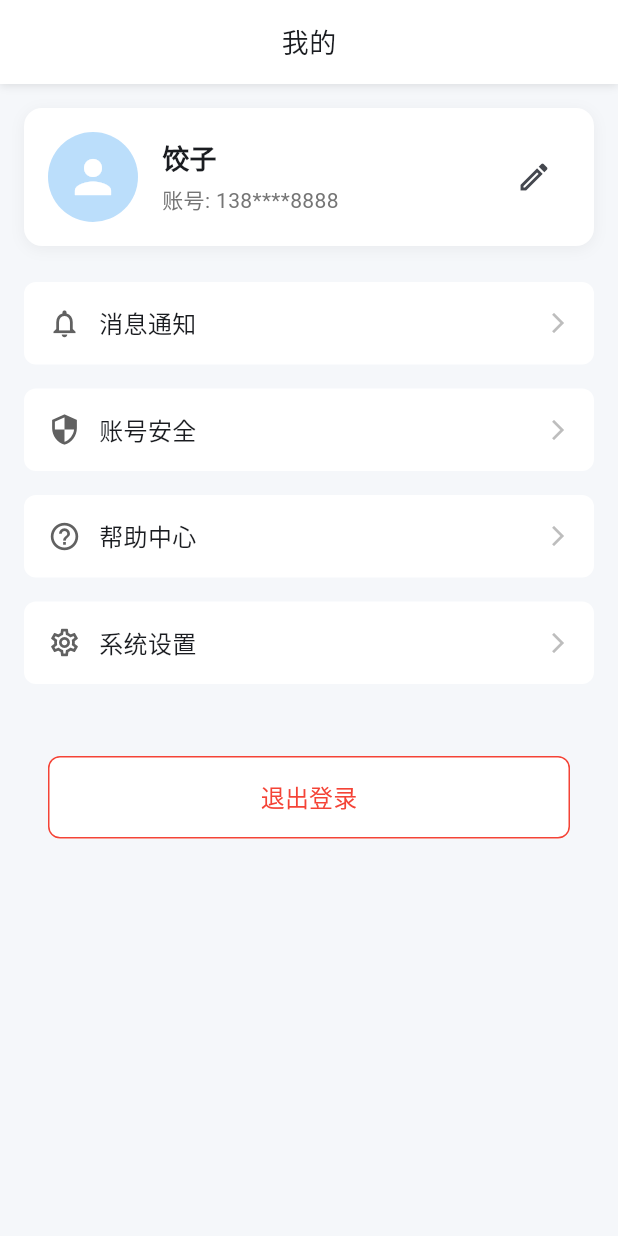
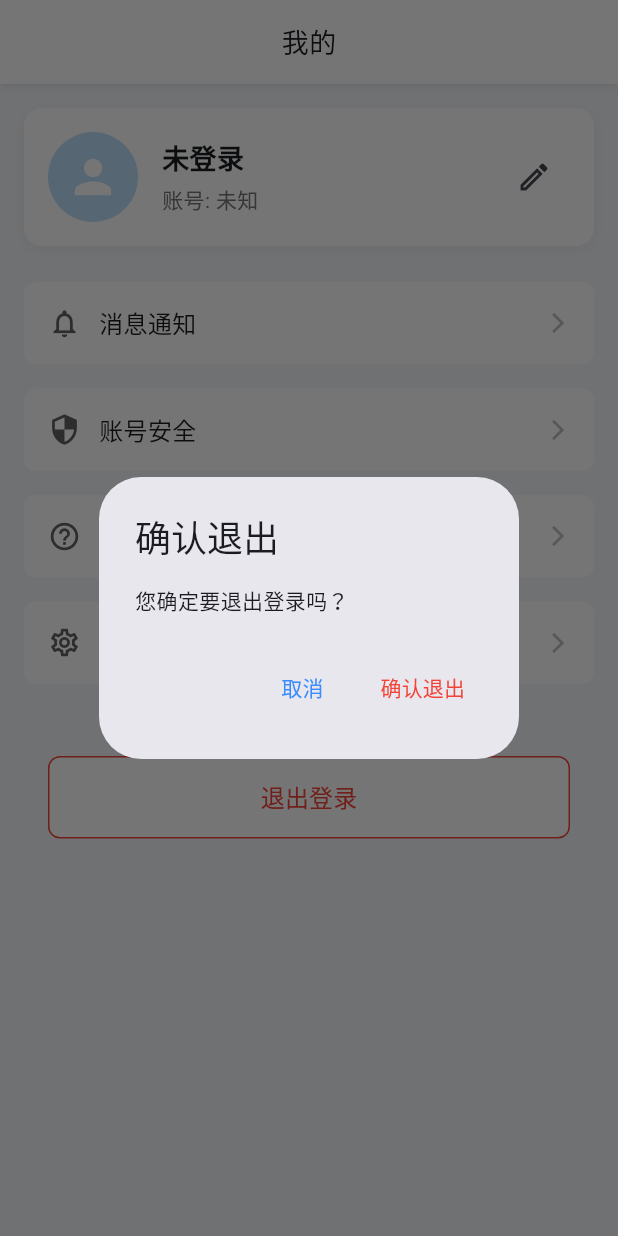
Before and after one commit to hrraohaohao/aiBot, a Flutter app: the ProfileTab screen opened directly, after a tap on "退出登录", on a phone screen of 412 x 824 dp. Run offline on Flutter 3.47's test engine with Material 3 defaults, Android fonts, the phone set to English and light mode, and no system bars; our stand-ins replace dio, permission_handler; missing offline and left inert: android_intent_plus, wifi_scan; accounts and stored records are empty.

```diff
--- a/lib/http/models/login_response.dart
+++ b/lib/http/models/login_response.dart
@@ -25,3 +25,44 @@ class LoginResponse {
     };
   }
 }
+
+// 用户信息模型
+class UserInfo {
+  final int id;
+  final String username;
+  final String? nickname;
+  final String? avatar;
+  final String? email;
+  final String? phone;
+
+  UserInfo({
+    required this.id,
+    required this.username,
+    this.nickname,
+    this.avatar,
+    this.email,
+    this.phone,
+  });
+
+  factory UserInfo.fromJson(Map<String, dynamic> json) {
+    return UserInfo(
+      id: json['id'] as int,
+      username: json['username'] as String,
+      nickname: json['nickname'] as String?,
+      avatar: json['avatar'] as String?,
+      email: json['email'] as String?,
+      phone: json['phone'] as String?,
+    );
+  }
+
+  Map<String, dynamic> toJson() {
+    return {
+      'id': id,
+      'username': username,
+      'nickname': nickname,
+      'avatar': avatar,
+      'email': email,
+      'phone': phone,
+    };
+  }
+}
--- a/lib/pages/main/tabs/profile_tab.dart
+++ b/lib/pages/main/tabs/profile_tab.dart
@@ -1,4 +1,6 @@
 import 'package:flutter/material.dart';
+import '../../../utils/token_manager.dart';
+import '../../../utils/user_manager.dart';
 
 class ProfileTab extends StatefulWidget {
   const ProfileTab({super.key});
@@ -8,6 +10,9 @@ class ProfileTab extends StatefulWidget {
 }
 
 class _ProfileTabState extends State<ProfileTab> {
+  // 用户管理器
+  final UserManager _userManager = UserManager();
+
   @override
   Widget build(BuildContext context) {
     return Scaffold(
@@ -77,7 +82,10 @@ class _ProfileTabState extends State<ProfileTab> {
                 ),
               ],
             ),
-            child: Row(
+            child: ValueListenableBuilder(
+              valueListenable: _userManager.userInfoNotifier,
+              builder: (context, userInfo, _) {
+                return Row(
                   children: [
                     // 头像
                     Container(
@@ -86,14 +94,22 @@ class _ProfileTabState extends State<ProfileTab> {
                       decoration: BoxDecoration(
                         shape: BoxShape.circle,
                         color: Colors.blue.shade100,
+                        image: userInfo?.avatar != null
+                            ? DecorationImage(
+                                image: NetworkImage(userInfo!.avatar!),
+                                fit: BoxFit.cover,
+                              )
+                            : null,
                       ),
-                  child: const Center(
+                      child: userInfo?.avatar == null
+                          ? const Center(
                               child: Icon(
                                 Icons.person,
                                 size: 36,
                                 color: Colors.white,
                               ),
-                  ),
+                            )
+                          : null,
                     ),
 
                     const SizedBox(width: 16),
@@ -103,16 +119,16 @@ class _ProfileTabState extends State<ProfileTab> {
                       child: Column(
                         crossAxisAlignment: CrossAxisAlignment.start,
                         children: [
-                      const Text(
-                        '饺子',
-                        style: TextStyle(
+                          Text(
+                            userInfo?.nickname ?? userInfo?.username ?? '未登录',
+                            style: const TextStyle(
                               fontSize: 18,
                               fontWeight: FontWeight.bold,
                             ),
                           ),
                           const SizedBox(height: 4),
                           Text(
-                        '账号: 138****8888',
+                            '账号: ${userInfo?.phone ?? userInfo?.username ?? '未知'}',
                             style: TextStyle(
                               fontSize: 14,
                               color: Colors.grey.shade600,
@@ -130,6 +146,8 @@ class _ProfileTabState extends State<ProfileTab> {
                       },
                     ),
                   ],
+                );
+              },
             ),
           ),
 
@@ -176,7 +194,7 @@ class _ProfileTabState extends State<ProfileTab> {
             padding: const EdgeInsets.symmetric(horizontal: 16),
             child: ElevatedButton(
               onPressed: () {
-                // TODO: 退出登录
+                _showLogoutConfirmation(context);
               },
               style: ElevatedButton.styleFrom(
                 backgroundColor: Colors.white,
@@ -244,4 +262,44 @@ class _ProfileTabState extends State<ProfileTab> {
       ),
     );
   }
+
+  // 显示退出登录确认对话框
+  void _showLogoutConfirmation(BuildContext context) {
+    showDialog(
+      context: context,
+      builder: (context) => AlertDialog(
+        title: const Text('确认退出'),
+        content: const Text('您确定要退出登录吗？'),
+        actions: [
+          TextButton(
+            onPressed: () {
+              Navigator.of(context).pop();
+            },
+            child: const Text('取消'),
+          ),
+          TextButton(
+            onPressed: () async {
+              // 清除token
+              await TokenManager.clearToken();
+
+              // 清除用户信息
+              _userManager.clearUserInfo();
+
+              if (mounted) {
+                // 关闭对话框
+                Navigator.of(context).pop();
+
+                // 返回登录页面
+                Navigator.of(context).pushNamedAndRemoveUntil(
+                  '/login',
+                  (route) => false, // 清除所有路由
+                );
               }
+            },
+            child: const Text('确认退出', style: TextStyle(color: Colors.red)),
+          ),
+        ],
+      ),
+    );
+  }
+}
--- /dev/null
+++ b/lib/utils/user_manager.dart
@@ -0,0 +1,36 @@
+import 'package:flutter/foundation.dart';
+import '../http/models/login_response.dart';
+
+/// 用户管理类，负责管理用户信息
+class UserManager {
+  // 单例模式
+  static final UserManager _instance = UserManager._internal();
+  factory UserManager() => _instance;
+  UserManager._internal();
+
+  // 用户信息
+  UserInfo? _userInfo;
+
+  // 用户信息变更通知
+  final ValueNotifier<UserInfo?> userInfoNotifier = ValueNotifier<UserInfo?>(null);
+
+  // 获取用户信息
+  UserInfo? get userInfo => _userInfo;
+
+  // 设置用户信息
+  void setUserInfo(UserInfo? userInfo) {
+    _userInfo = userInfo;
+    userInfoNotifier.value = userInfo;
+    debugPrint('用户信息已更新: ${userInfo?.username}');
+  }
+
+  // 清除用户信息
+  void clearUserInfo() {
+    _userInfo = null;
+    userInfoNotifier.value = null;
+    debugPrint('用户信息已清除');
+  }
+
+  // 检查用户是否已登录
+  bool get isLoggedIn => _userInfo != null;
+}
```
Also changed, not shown: lib/http/interceptors/header_interceptor.dart (+7 -2 lines), lib/http/services/user_service.dart (+47 -11 lines), lib/main.dart (+7 -10 lines), lib/pages/login/register_page.dart (+14 -3 lines), lib/pages/login/set_password_page.dart (+6 -3 lines), lib/pages/login/verification_page.dart (+58 -24 lines), lib/routes/app_routes.dart (+6 -2 lines), lib/services/wifi_service.dart (added, +214 -0 lines). Lines whose indentation alone changed are shown as unchanged.
